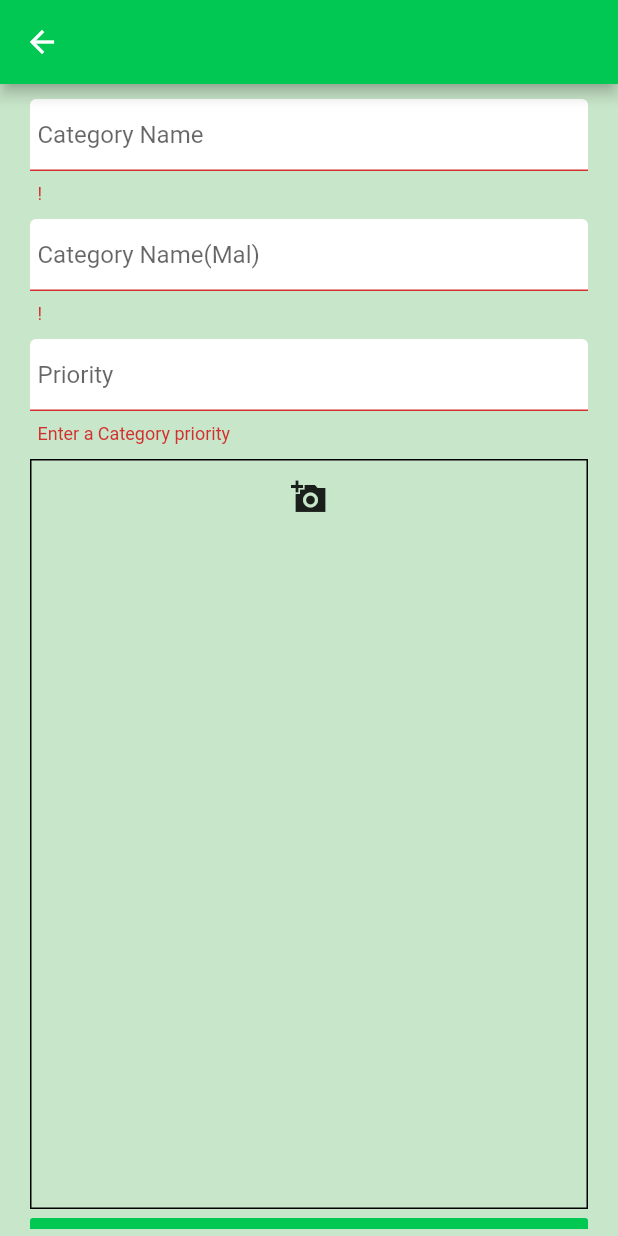
After one commit to sanal1291/aloorshopweb, a Flutter app: the AddCategoryPage screen opened directly, after a tap on "Add Category", on a phone screen of 412 x 824 dp. The commit adds this screen. Run offline on Flutter 3.47's test engine with Material 2 defaults, Android fonts, the light colour scheme and no system bars; our stand-ins replace cloud_firestore, firebase_auth, firebase_core, firebase_storage, fluttertoast; missing offline and left inert: firebase, flutter_focus_watcher, image_picker_web, mime_type; accounts and stored records are empty.

Commit message:
add category ver 1

```diff
--- /dev/null
+++ b/lib/pages/addcategorypage.dart
@@ -0,0 +1,128 @@
+import 'package:flutter/material.dart';
+import 'package:freshgrownweb/shared/constants.dart';
+import 'package:image_picker_web/image_picker_web.dart';
+import "package:freshgrownweb/services/addproductservice.dart";
+
+class AddCategoryPage extends StatefulWidget {
+  @override
+  _AddCategoryPageState createState() => _AddCategoryPageState();
+}
+
+class _AddCategoryPageState extends State<AddCategoryPage> {
+  final _categoryFormKey = GlobalKey<FormState>();
+
+  String _catName;
+  String _catNameMal;
+  Image _imageWidget;
+  MediaInfo _imageFile;
+  AddProductService newProductService = AddProductService();
+  int categoryPriority;
+  @override
+  Widget build(BuildContext context) {
+    return Scaffold(
+      backgroundColor: appBgColor,
+      appBar: AppBar(
+        backgroundColor: appBarColor,
+      ),
+      body: Form(
+        key: _categoryFormKey,
+        child: Container(
+          padding: EdgeInsets.fromLTRB(20.0, 10.0, 20.0, 5.0),
+          child: ListView(
+            children: [
+              TextFormField(
+                decoration: textInputDecoration.copyWith(
+                    hintText: 'Category Name', labelText: 'Category Name'),
+                onChanged: (value) {
+                  _catName = value;
+                },
+                validator: (value) => value.isEmpty ? "!" : null,
+              ),
+              SizedBox(height: 10.0),
+              TextFormField(
+                decoration: textInputDecoration.copyWith(
+                    hintText: 'Category Name(Mal)',
+                    labelText: 'Category Name(Mal)'),
+                onChanged: (value) {
+                  _catNameMal = value;
+                },
+                validator: (value) => value.isEmpty ? "!" : null,
+              ),
+              SizedBox(height: 10.0),
+              TextFormField(
+                onChanged: (value) {
+                  setState(() {
+                    try {
+                      categoryPriority = int.parse(value);
+                    } catch (e) {
+                      print(e.toString());
+                      myToast("Please enter a number");
+                    }
+                  });
+                },
+                validator: (value) {
+                  try {
+                    if (value.isEmpty) {
+                      return 'Enter a Category priority';
+                    } else if (!(categoryPriority is int)) {
+                      return 'Please enter a number';
+                    } else {
+                      return null;
+                    }
+                  } catch (e) {
+                    print(e.toString());
+                    return 'Something went wrong';
+                  }
+                },
+                decoration: textInputDecoration.copyWith(
+                    hintText: 'Priority', labelText: 'Priority'),
+              ),
+              SizedBox(height: 10.0),
+              Container(
+                decoration: BoxDecoration(border: Border.all()),
+                height: 500,
+                child: Column(
+                  children: [
+                    IconButton(
+                      icon: Icon(Icons.add_a_photo_sharp),
+                      onPressed: () async {
+                        var mediaData = await ImagePickerWeb.getImageInfo;
+                        if (mediaData != null) {
+                          setState(() {
+                            _imageFile = mediaData;
+                            _imageWidget = Image.memory(mediaData.data);
+                          });
+                        }
+                      },
+                    ),
+                    _imageWidget != null
+                        ? SizedBox(
+                            height: 400,
+                            child: Container(
+                              child: _imageWidget,
+                            ))
+                        : Container()
+                  ],
+                ),
+              ),
+              FlatButton(
+                color: appBarColor,
+                onPressed: () async {
+                  if (_categoryFormKey.currentState.validate() &&
+                      (_imageWidget != null)) {
+                    dynamic result = await newProductService.addCategory(
+                        category: {'en': _catName, 'ml': _catNameMal},
+                        fileImage: _imageFile,
+                        priority: categoryPriority);
+                    print(result);
+                  }
+                },
+                child: Text('Add Category'),
+              )
+            ],
+          ),
+        ),
+      ),
+    );
+  }
+}
--- a/lib/pages/editproduct.dart
+++ b/lib/pages/editproduct.dart
@@ -283,7 +283,7 @@ class _ItemRowState extends State<ItemRow> {
                       onPressed: () async {
                         if (_formKeyProduct.currentState.validate() &
                             _formKeyVariety.currentState.validate()) {
-                          await newProductService.updateProductData(
+                          await newProductService.addProductData(
                               varieties: EditProductClass.data,
                               displayNames: {
                                 'en': _englishName,
@@ -337,7 +337,7 @@ class _VarietyWidgetState extends State<VarietyWidget> {
                 _temp[_index]['Variety'] = value;
               },
               validator: (value) => value.isEmpty ? "!" : null,
-              decoration: textInputDecoration.copyWith(hintText: "Quality"),
+              decoration: textInputDecoration.copyWith(hintText: "Variety"),
             ),
           ),
           Expanded(
@@ -362,7 +362,7 @@ class _VarietyWidgetState extends State<VarietyWidget> {
               validator: (value) {
                 try {
                   if (value.isEmpty) {
-                    return 'Enter a Category priority';
+                    return '!';
                   } else if (!(_temp[_index]['tickQuantity'] is int)) {
                     return 'Please enter a number';
                   } else {
--- a/lib/pages/home.dart
+++ b/lib/pages/home.dart
@@ -27,6 +27,11 @@ class _HomeState extends State<Home> {
                   Navigator.of(context).pushNamed('/admin details');
                 },
                 child: Text('Miscellaneous')),
+            FlatButton(
+                onPressed: () {
+                  Navigator.of(context).pushNamed('/add category');
+                },
+                child: Text('Add category')),
           ],
         ),
       ),
--- a/lib/services/router.dart
+++ b/lib/services/router.dart
@@ -1,4 +1,5 @@
 import 'package:flutter/material.dart';
+import 'package:freshgrownweb/pages/addcategorypage.dart';
 import 'package:freshgrownweb/pages/admin_details.dart';
 import 'package:freshgrownweb/pages/editproduct.dart';
 import 'package:freshgrownweb/pages/home.dart';
@@ -14,6 +15,8 @@ class MyRouter {
         break;
       case '/admin details':
         return MaterialPageRoute(builder: (_) => AdminDetailsPage());
+      case '/add category':
+        return MaterialPageRoute(builder: (_) => AddCategoryPage());
       default:
         return MaterialPageRoute(
             builder: (_) => Scaffold(
```
Also changed, not shown: lib/pages/admin_details.dart (+64 -24 lines), lib/services/addproductservice.dart (+14 -13 lines).
